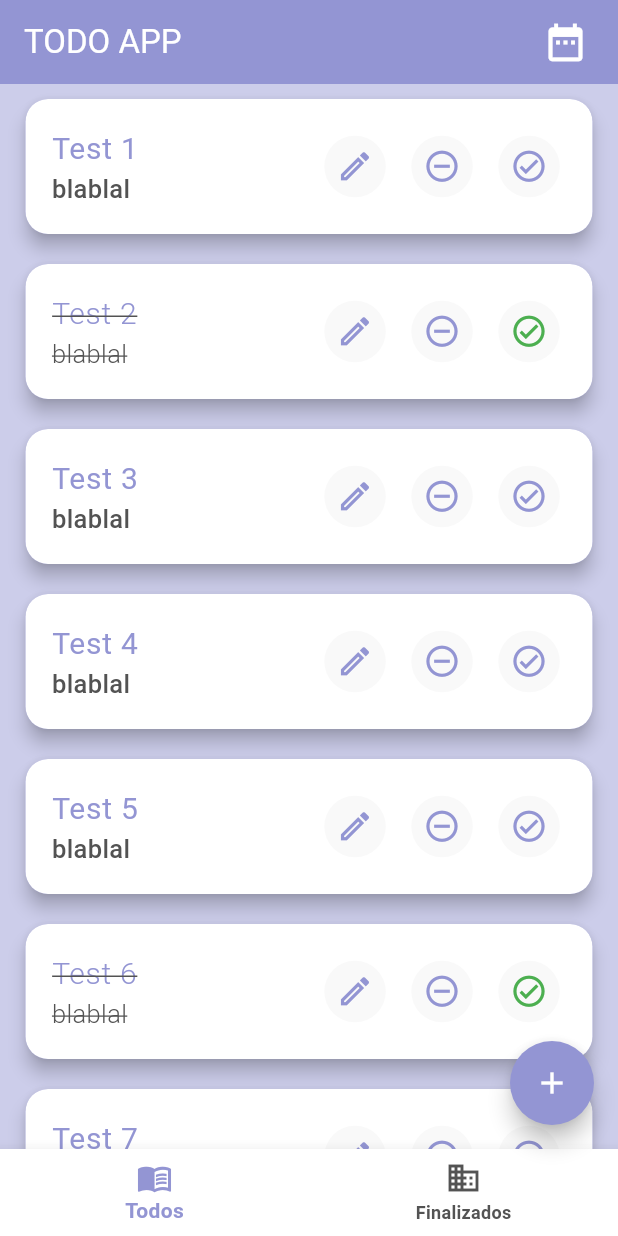
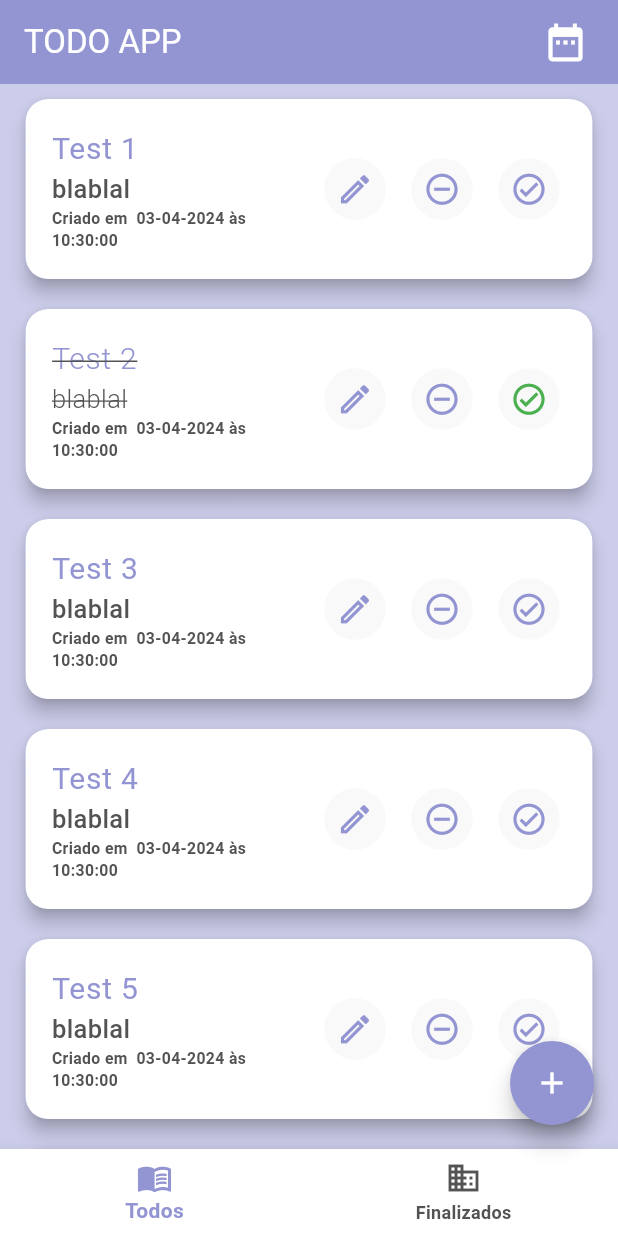
Before and after one commit to gabrielnavas/todo_flutter_app, a Flutter app: the screen it shows after launch, on a phone screen of 412 x 824 dp. Run offline on Flutter 3.47's test engine with Material 3 defaults, Android fonts, the phone set to English and light mode, and no system bars.

Commit message:
add date created and updated

```diff
--- a/lib/widgets/todo_item.dart
+++ b/lib/widgets/todo_item.dart
@@ -1,4 +1,5 @@
 import 'package:flutter/material.dart';
+import 'package:intl/intl.dart';
 import 'package:provider/provider.dart';
 import 'package:todo_app/models/todo.dart';
 import 'package:todo_app/providers/todo_list_provider.dart';
@@ -15,6 +16,15 @@ class TodoItem extends StatelessWidget {
   @override
   Widget build(BuildContext context) {
     final width = MediaQuery.of(context).size.width;
+
+    final date = todo.createdAt.isAfter(todo.updatedAt)
+        ? todo.updatedAt
+        : todo.createdAt;
+    final preString = todo.createdAt.isAfter(todo.updatedAt)
+        ? "\'Atualizado em\'"
+        : "\'Criado em \'";
+    String formattedDateTime =
+        DateFormat('$preString dd-MM-yyyy \'às\' HH:mm:ss').format(date);
 
     return Card(
       elevation: 5,
@@ -35,7 +45,19 @@ class TodoItem extends StatelessWidget {
             width,
           ),
           title: _title(context),
-          subtitle: _subtitle(context),
+          subtitle: Column(
+            crossAxisAlignment: CrossAxisAlignment.start,
+            children: [
+              _subtitle(context),
+              Text(
+                formattedDateTime,
+                style: TextStyle(
+                  color: Theme.of(context).colorScheme.primary,
+                  fontSize: 10.5,
+                ),
+              ), // se tiver atualização, mostra, se não mostra a data de criação (atualizado em...) ou (criado em ....)
+            ],
+          ),
           onTap: () {},
         ),
       ),
--- a/pubspec.yaml
+++ b/pubspec.yaml
@@ -31,6 +31,7 @@ dependencies:
   flutter:
     sdk: flutter
   provider: ^6.1.2
+  intl: ^0.19.0
 
 
   # The following adds the Cupertino Icons font to your application.
```
Also changed, not shown: pubspec.lock.
